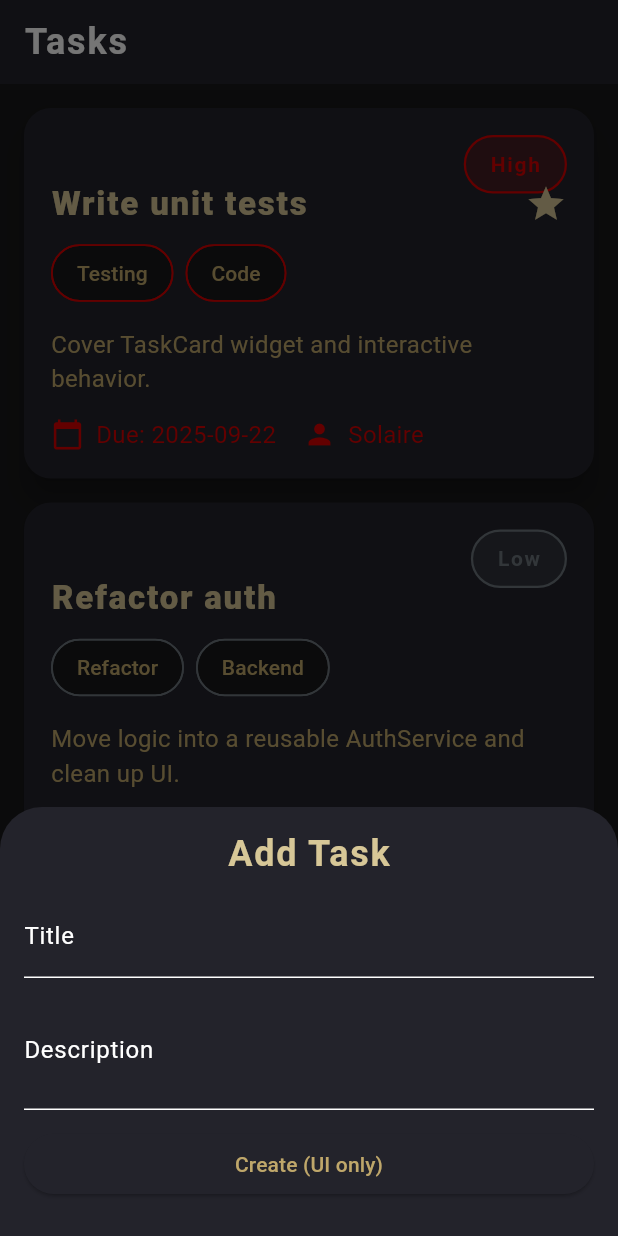
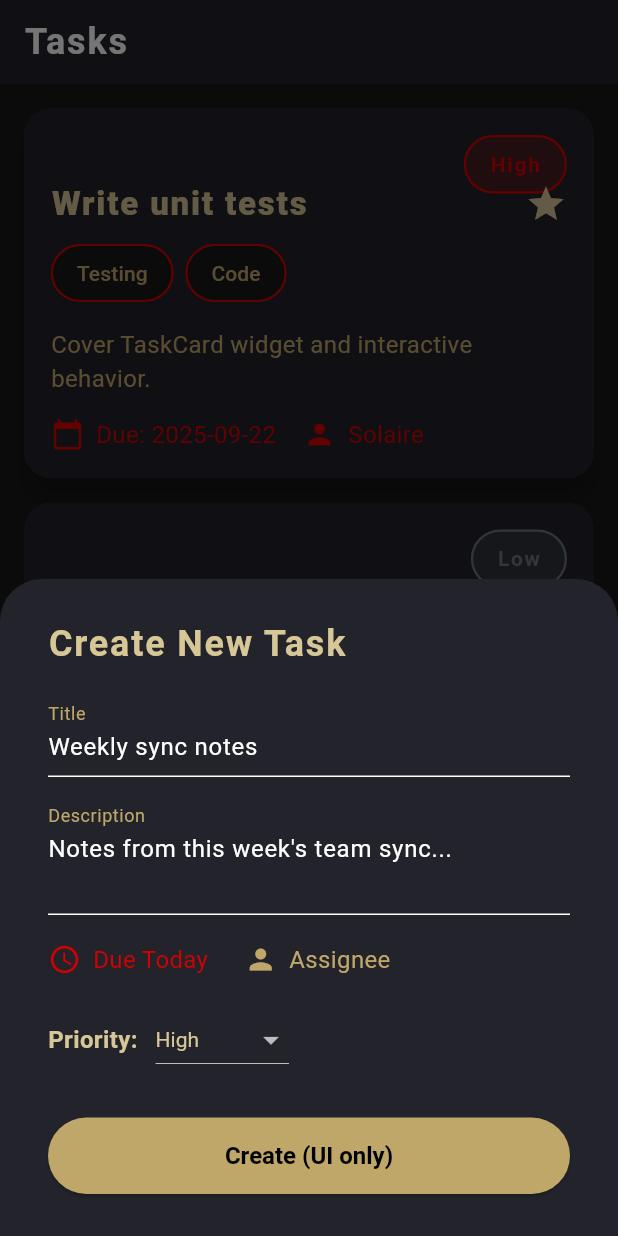
Before and after one commit to FranzSoriano-create/appdevthegreat, a Flutter app: the screen it shows after launch, after a tap on the "add" icon, on a phone screen of 412 x 824 dp. Run offline on Flutter 3.47's test engine with Material 3 defaults, Android fonts, the phone set to English and light mode, and no system bars; Roboto replaces fonts that are missing (Cinzel, Merriweather).

```diff
--- a/lib/main.dart
+++ b/lib/main.dart
@@ -100,50 +100,148 @@ class TaskListPage extends StatelessWidget {
         },
       ),
       floatingActionButton: FloatingActionButton(
-        onPressed: () => _openAddModal(context),
+        onPressed: () => _openAddModal(context), // Pass parent context
         child: const Icon(Icons.add),
         backgroundColor: const Color(0xFFBFA76A),
       ),
     );
   }
 
-  void _openAddModal(BuildContext context) {
+  void _openAddModal(BuildContext parentContext) {
+    // Rename parameter
+    String selectedPriority = 'High';
+    final titleController = TextEditingController(text: 'Weekly sync notes');
+    final descController = TextEditingController(
+      text: 'Notes from this week\'s team sync...',
+    );
     showModalBottomSheet(
-      context: context,
+      context: parentContext,
       isScrollControlled: true,
       builder: (_) {
         return Padding(
           padding: EdgeInsets.only(
-            bottom: MediaQuery.of(context).viewInsets.bottom,
+            bottom: MediaQuery.of(parentContext).viewInsets.bottom,
           ),
-          child: Padding(
-            padding: const EdgeInsets.all(16),
+          child: StatefulBuilder(
+            builder: (context, setState) => Padding(
+              padding: const EdgeInsets.symmetric(horizontal: 32, vertical: 28),
               child: Column(
                 mainAxisSize: MainAxisSize.min,
+                crossAxisAlignment: CrossAxisAlignment.start,
                 children: [
-                Text('Add Task', style: Theme.of(context).textTheme.titleLarge),
-                const SizedBox(height: 12),
-                const TextField(
-                  decoration: InputDecoration(labelText: 'Title'),
+                  Text(
+                    'Create New Task',
+                    style: Theme.of(context).textTheme.titleLarge?.copyWith(
+                      fontSize: 24, // Heading text matches theme
+                      color: const Color(0xFFD7C797),
+                      fontWeight: FontWeight.bold,
+                      letterSpacing: 1.2,
                     ),
-                const SizedBox(height: 8),
-                const TextField(
-                  maxLines: 2,
-                  decoration: InputDecoration(labelText: 'Description'),
+                  ),
+                  const SizedBox(height: 18),
+                  TextField(
+                    controller: titleController,
+                    decoration: const InputDecoration(
+                      labelText: 'Title',
+                      labelStyle: TextStyle(color: Color(0xFFBFA76A)),
+                    ),
                   ),
                   const SizedBox(height: 12),
+                  TextField(
+                    controller: descController,
+                    maxLines: 2,
+                    decoration: const InputDecoration(
+                      labelText: 'Description',
+                      labelStyle: TextStyle(color: Color(0xFFBFA76A)),
+                    ),
+                  ),
+                  const SizedBox(height: 18),
                   Row(
                     children: [
-                    Expanded(
+                      IconLabel(
+                        icon: Icons.access_time,
+                        label: 'Due Today',
+                        color: const Color(0xFFD70000),
+                      ),
+                      const SizedBox(width: 24),
+                      IconLabel(
+                        icon: Icons.person,
+                        label: 'Assignee',
+                        color: const Color(0xFFBFA76A),
+                      ),
+                    ],
+                  ),
+                  const SizedBox(height: 18),
+                  Row(
+                    children: [
+                      Text(
+                        'Priority:',
+                        style: Theme.of(context).textTheme.bodyMedium?.copyWith(
+                          color: const Color(0xFFD7C797),
+                          fontWeight: FontWeight.bold,
+                        ),
+                      ),
+                      const SizedBox(width: 12),
+                      DropdownButton<String>(
+                        value: selectedPriority,
+                        dropdownColor: const Color(0xFF23232B),
+                        style: const TextStyle(
+                          color: Color(0xFFD7C797),
+                          fontFamily: 'Cinzel',
+                        ),
+                        items: [
+                          DropdownMenuItem(value: 'High', child: Text('High')),
+                          DropdownMenuItem(
+                            value: 'Medium',
+                            child: Text('Medium'),
+                          ),
+                          DropdownMenuItem(value: 'Low', child: Text('Low')),
+                          DropdownMenuItem(
+                            value: 'Legendary',
+                            child: Text('Legendary'),
+                          ),
+                        ],
+                        onChanged: (value) {
+                          if (value != null)
+                            setState(() => selectedPriority = value);
+                        },
+                      ),
+                    ],
+                  ),
+                  const SizedBox(height: 28),
+                  SizedBox(
+                    width: double.infinity,
                     child: ElevatedButton(
-                        onPressed: () => Navigator.pop(context),
+                      style: ElevatedButton.styleFrom(
+                        backgroundColor: const Color(0xFFBFA76A),
+                        foregroundColor: Colors.black,
+                        padding: const EdgeInsets.symmetric(vertical: 16),
+                        textStyle: const TextStyle(
+                          fontFamily: 'Cinzel',
+                          fontWeight: FontWeight.bold,
+                          fontSize: 16,
+                        ),
+                      ),
+                      onPressed: () {
+                        Navigator.pop(context);
+                        ScaffoldMessenger.of(parentContext).showSnackBar(
+                          const SnackBar(
+                            content: Text(
+                              '(UI-only) Task created',
+                              style: TextStyle(
+                                color: Colors.white,
+                              ), // Make text white
+                            ),
+                            backgroundColor: Color(0xFF23232B),
+                            behavior: SnackBarBehavior.floating,
+                          ),
+                        );
+                      },
                       child: const Text('Create (UI only)'),
                     ),
                   ),
                 ],
               ),
-                const SizedBox(height: 8),
-              ],
             ),
           ),
         );
```
Lines whose indentation alone changed are shown as unchanged.
